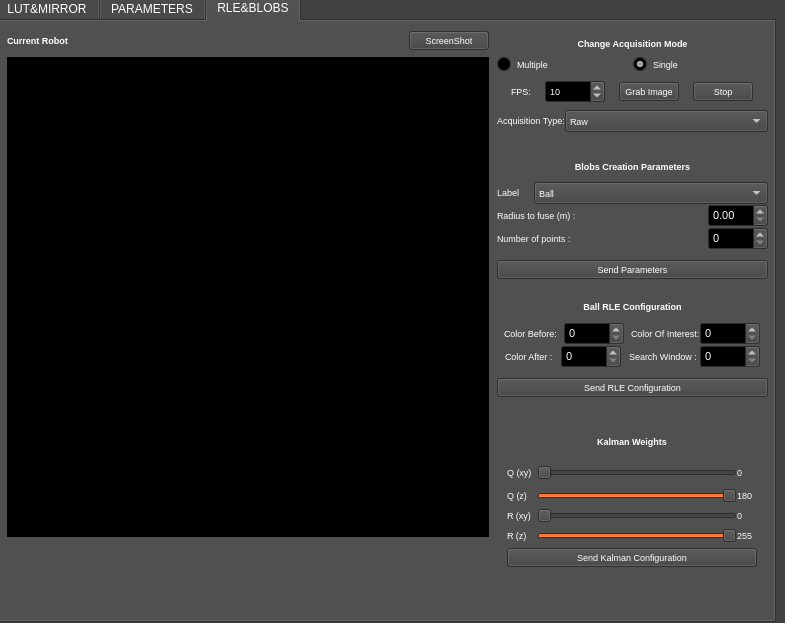
This is vision_calib/src/vision_calib.ui in minhoteam-msl/minho_team_tools as Qt 5 draws it before an edit. The edited form follows.
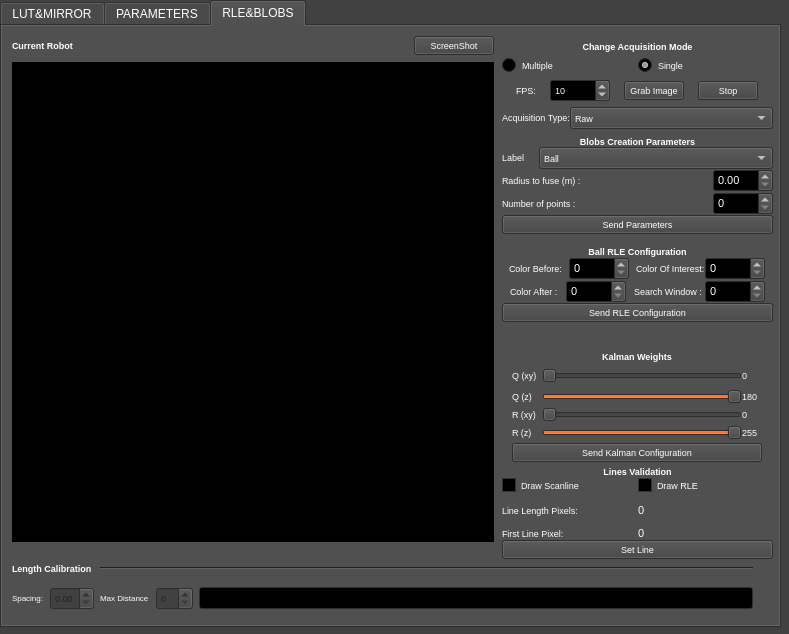
This is the edited form. The open tabs and pages were chosen to show the change.

Commit message: Fixed mini_bs crash. Added mask creation system in vision calib

```diff
--- a/vision_calib/src/vision_calib.ui
+++ b/vision_calib/src/vision_calib.ui
@@ -6,8 +6,8 @@
    <rect>
     <x>0</x>
     <y>0</y>
-    <width>785</width>
-    <height>623</height>
+    <width>789</width>
+    <height>634</height>
    </rect>
   </property>
   <property name="minimumSize">
@@ -480,8 +480,8 @@
     </property>
     <property name="geometry">
      <rect>
-      <x>-5</x>
-      <y>-5</y>
+      <x>0</x>
+      <y>0</y>
       <width>781</width>
       <height>628</height>
      </rect>
@@ -3342,7 +3342,7 @@
         <x>500</x>
         <y>10</y>
         <width>271</width>
-        <height>111</height>
+        <height>101</height>
        </rect>
       </property>
       <layout class="QGridLayout" name="gridLayout_14">
@@ -3593,9 +3593,9 @@
       <property name="geometry">
        <rect>
         <x>500</x>
-        <y>140</y>
+        <y>110</y>
         <width>271</width>
-        <height>134</height>
+        <height>111</height>
        </rect>
       </property>
       <layout class="QGridLayout" name="gridLayout_15">
@@ -3605,22 +3605,6 @@
        <property name="verticalSpacing">
         <number>0</number>
        </property>
-       <item row="1" column="0">
-        <spacer name="verticalSpacer_12">
-         <property name="orientation">
-          <enum>Qt::Vertical</enum>
-         </property>
-         <property name="sizeType">
-          <enum>QSizePolicy::Fixed</enum>
-         </property>
-         <property name="sizeHint" stdset="0">
-          <size>
-           <width>20</width>
-           <height>10</height>
-          </size>
-         </property>
-        </spacer>
-       </item>
        <item row="0" column="0">
         <widget class="QLabel" name="label_51">
          <property name="sizePolicy">
@@ -3644,7 +3628,7 @@
          </property>
         </widget>
        </item>
-       <item row="2" column="0">
+       <item row="1" column="0">
         <layout class="QHBoxLayout" name="horizontalLayout_34">
          <property name="spacing">
           <number>15</number>
@@ -3701,7 +3685,7 @@
          </item>
         </layout>
        </item>
-       <item row="6" column="0">
+       <item row="4" column="0">
         <widget class="QPushButton" name="bt_worldpar">
          <property name="sizePolicy">
           <sizepolicy hsizetype="Minimum" vsizetype="Fixed">
@@ -3721,23 +3705,7 @@
          </property>
         </widget>
        </item>
-       <item row="5" column="0">
-        <spacer name="verticalSpacer_10">
-         <property name="orientation">
-          <enum>Qt::Vertical</enum>
-         </property>
-         <property name="sizeType">
-          <enum>QSizePolicy::Fixed</enum>
-         </property>
-         <property name="sizeHint" stdset="0">
-          <size>
-           <width>20</width>
-           <height>10</height>
-          </size>
-         </property>
-        </spacer>
-       </item>
-       <item row="3" column="0">
+       <item row="2" column="0">
         <layout class="QHBoxLayout" name="horizontalLayout_33">
          <property name="sizeConstraint">
           <enum>QLayout::SetDefaultConstraint</enum>
@@ -3787,7 +3755,7 @@
          </item>
         </layout>
        </item>
-       <item row="4" column="0">
+       <item row="3" column="0">
         <layout class="QHBoxLayout" name="horizontalLayout_35">
          <property name="sizeConstraint">
           <enum>QLayout::SetDefaultConstraint</enum>
@@ -3835,9 +3803,9 @@
       <property name="geometry">
        <rect>
         <x>500</x>
-        <y>280</y>
+        <y>220</y>
         <width>271</width>
-        <height>131</height>
+        <height>101</height>
        </rect>
       </property>
       <layout class="QGridLayout" name="gridLayout_16">
@@ -3847,7 +3815,7 @@
        <property name="verticalSpacing">
         <number>0</number>
        </property>
-       <item row="6" column="0">
+       <item row="4" column="0">
         <widget class="QPushButton" name="bt_RLE">
          <property name="font">
           <font>
@@ -3861,7 +3829,7 @@
          </property>
         </widget>
        </item>
-       <item row="4" column="0">
+       <item row="3" column="0">
         <layout class="QHBoxLayout" name="horizontalLayout_40">
          <property name="sizeConstraint">
           <enum>QLayout::SetDefaultConstraint</enum>
@@ -3967,23 +3935,7 @@
          </item>
         </layout>
        </item>
-       <item row="5" column="0">
-        <spacer name="verticalSpacer_3">
-         <property name="orientation">
-          <enum>Qt::Vertical</enum>
-         </property>
-         <property name="sizeType">
-          <enum>QSizePolicy::Fixed</enum>
-         </property>
-         <property name="sizeHint" stdset="0">
-          <size>
-           <width>20</width>
-           <height>10</height>
-          </size>
-         </property>
-        </spacer>
-       </item>
-       <item row="2" column="0">
+       <item row="1" column="0">
         <layout class="QHBoxLayout" name="horizontalLayout_38">
          <property name="sizeConstraint">
           <enum>QLayout::SetDefaultConstraint</enum>
@@ -4112,38 +4064,22 @@
          </property>
         </widget>
        </item>
-       <item row="1" column="0">
-        <spacer name="verticalSpacer_11">
-         <property name="orientation">
-          <enum>Qt::Vertical</enum>
-         </property>
-         <property name="sizeType">
-          <enum>QSizePolicy::Fixed</enum>
-         </property>
-         <property name="sizeHint" stdset="0">
-          <size>
-           <width>20</width>
-           <height>10</height>
-          </size>
-         </property>
-        </spacer>
-       </item>
       </layout>
      </widget>
      <widget class="QWidget" name="layoutWidget_5">
       <property name="geometry">
        <rect>
         <x>500</x>
-        <y>410</y>
+        <y>322</y>
         <width>271</width>
-        <height>147</height>
+        <height>121</height>
        </rect>
       </property>
       <layout class="QGridLayout" name="gridLayout_9">
        <property name="verticalSpacing">
         <number>0</number>
        </property>
-       <item row="6" column="0">
+       <item row="5" column="0">
         <widget class="QPushButton" name="bt_kalman">
          <property name="font">
           <font>
@@ -4180,7 +4116,7 @@
          </property>
         </widget>
        </item>
-       <item row="4" column="0">
+       <item row="3" column="0">
         <layout class="QHBoxLayout" name="horizontalLayout_43">
          <item>
           <widget class="QLabel" name="label_64">
@@ -4264,7 +4200,7 @@
          </item>
         </layout>
        </item>
-       <item row="2" column="0">
+       <item row="1" column="0">
         <layout class="QHBoxLayout" name="horizontalLayout_44">
          <item>
           <widget class="QLabel" name="label_65">
@@ -4374,7 +4310,7 @@
          </item>
         </layout>
        </item>
-       <item row="5" column="0">
+       <item row="4" column="0">
         <layout class="QHBoxLayout" name="horizontalLayout_46">
          <item>
           <widget class="QLabel" name="label_68">
@@ -4461,7 +4397,7 @@
          </item>
         </layout>
        </item>
-       <item row="3" column="0">
+       <item row="2" column="0">
         <layout class="QHBoxLayout" name="horizontalLayout_47">
          <item>
           <widget class="QLabel" name="label_69">
@@ -4548,9 +4484,183 @@
          </item>
         </layout>
        </item>
+      </layout>
+     </widget>
+     <widget class="QWidget" name="layoutWidget_10">
+      <property name="geometry">
+       <rect>
+        <x>10</x>
+        <y>530</y>
+        <width>751</width>
+        <height>61</height>
+       </rect>
+      </property>
+      <layout class="QGridLayout" name="gridLayout_23">
        <item row="1" column="0">
-        <spacer name="verticalSpacer_14">
+        <layout class="QHBoxLayout" name="horizontalLayout_54">
+         <property name="spacing">
+          <number>6</number>
+         </property>
+         <property name="sizeConstraint">
+          <enum>QLayout::SetDefaultConstraint</enum>
+         </property>
+         <property name="leftMargin">
+          <number>0</number>
+         </property>
+         <item>
+          <widget class="QLabel" name="label_77">
+           <property name="sizePolicy">
+            <sizepolicy hsizetype="Maximum" vsizetype="Maximum">
+             <horstretch>0</horstretch>
+             <verstretch>0</verstretch>
+            </sizepolicy>
+           </property>
+           <property name="font">
+            <font>
+             <pointsize>6</pointsize>
+             <weight>50</weight>
+             <bold>false</bold>
+            </font>
+           </property>
+           <property name="text">
+            <string>&lt;html&gt;&lt;head/&gt;&lt;body&gt;&lt;p&gt;Spacing:&lt;/p&gt;&lt;/body&gt;&lt;/html&gt;</string>
+           </property>
+          </widget>
+         </item>
+         <item>
+          <widget class="QDoubleSpinBox" name="spin_step_2">
+           <property name="enabled">
+            <bool>false</bool>
+           </property>
+           <property name="font">
+            <font>
+             <pointsize>7</pointsize>
+             <weight>50</weight>
+             <bold>false</bold>
+            </font>
+           </property>
+           <property name="maximum">
+            <double>2.000000000000000</double>
+           </property>
+           <property name="singleStep">
+            <double>0.010000000000000</double>
+           </property>
+          </widget>
+         </item>
+        </layout>
+       </item>
+       <item row="0" column="0">
+        <widget class="QLabel" name="label_78">
+         <property name="sizePolicy">
+          <sizepolicy hsizetype="Maximum" vsizetype="Maximum">
+           <horstretch>0</horstretch>
+           <verstretch>0</verstretch>
+          </sizepolicy>
+         </property>
+         <property name="font">
+          <font>
+           <pointsize>7</pointsize>
+           <weight>50</weight>
+           <bold>false</bold>
+          </font>
+         </property>
+         <property name="text">
+          <string>&lt;html&gt;&lt;head/&gt;&lt;body&gt;&lt;p&gt;&lt;span style=&quot; font-weight:600;&quot;&gt;Length Calibration&lt;/span&gt;&lt;/p&gt;&lt;/body&gt;&lt;/html&gt;</string>
+         </property>
+        </widget>
+       </item>
+       <item row="1" column="1">
+        <layout class="QHBoxLayout" name="horizontalLayout_55">
+         <item>
+          <widget class="QLabel" name="label_79">
+           <property name="sizePolicy">
+            <sizepolicy hsizetype="Maximum" vsizetype="Maximum">
+             <horstretch>0</horstretch>
+             <verstretch>0</verstretch>
+            </sizepolicy>
+           </property>
+           <property name="font">
+            <font>
+             <pointsize>6</pointsize>
+             <weight>50</weight>
+             <bold>false</bold>
+            </font>
+           </property>
+           <property name="text">
+            <string>&lt;html&gt;&lt;head/&gt;&lt;body&gt;&lt;p&gt;Max Distance&lt;/p&gt;&lt;/body&gt;&lt;/html&gt;</string>
+           </property>
+          </widget>
+         </item>
+         <item>
+          <widget class="QSpinBox" name="spin_maxdist_2">
+           <property name="enabled">
+            <bool>false</bool>
+           </property>
+           <property name="font">
+            <font>
+             <pointsize>7</pointsize>
+             <weight>50</weight>
+             <bold>false</bold>
+            </font>
+           </property>
+           <property name="maximum">
+            <number>10</number>
+           </property>
+          </widget>
+         </item>
+         <item>
+          <widget class="QLineEdit" name="line_pixleng">
+           <property name="clearButtonEnabled">
+            <bool>false</bool>
+           </property>
+          </widget>
+         </item>
+        </layout>
+       </item>
+       <item row="0" column="1">
+        <widget class="Line" name="line_6">
          <property name="orientation">
+          <enum>Qt::Horizontal</enum>
+         </property>
+        </widget>
+       </item>
+       <item row="1" column="2">
+        <spacer name="horizontalSpacer_4">
+         <property name="orientation">
+          <enum>Qt::Horizontal</enum>
+         </property>
+         <property name="sizeType">
+          <enum>QSizePolicy::Preferred</enum>
+         </property>
+         <property name="sizeHint" stdset="0">
+          <size>
+           <width>10</width>
+           <height>20</height>
+          </size>
+         </property>
+        </spacer>
+       </item>
+      </layout>
+     </widget>
+     <widget class="QWidget" name="layoutWidget_11">
+      <property name="geometry">
+       <rect>
+        <x>500</x>
+        <y>440</y>
+        <width>271</width>
+        <height>110</height>
+       </rect>
+      </property>
+      <layout class="QGridLayout" name="gridLayout_24">
+       <property name="sizeConstraint">
+        <enum>QLayout::SetMaximumSize</enum>
+       </property>
+       <property name="verticalSpacing">
+        <number>0</number>
+       </property>
+       <item row="6" column="0">
+        <spacer name="verticalSpacer_10">
+         <property name="orientation">
           <enum>Qt::Vertical</enum>
          </property>
          <property name="sizeType">
@@ -4564,6 +4674,203 @@
          </property>
         </spacer>
        </item>
+       <item row="8" column="0">
+        <spacer name="verticalSpacer_11">
+         <property name="orientation">
+          <enum>Qt::Vertical</enum>
+         </property>
+         <property name="sizeType">
+          <enum>QSizePolicy::Fixed</enum>
+         </property>
+         <property name="sizeHint" stdset="0">
+          <size>
+           <width>20</width>
+           <height>10</height>
+          </size>
+         </property>
+        </spacer>
+       </item>
+       <item row="10" column="0">
+        <widget class="QPushButton" name="bt_setlength">
+         <property name="sizePolicy">
+          <sizepolicy hsizetype="Minimum" vsizetype="Fixed">
+           <horstretch>0</horstretch>
+           <verstretch>0</verstretch>
+          </sizepolicy>
+         </property>
+         <property name="font">
+          <font>
+           <pointsize>7</pointsize>
+           <weight>50</weight>
+           <bold>false</bold>
+          </font>
+         </property>
+         <property name="text">
+          <string>Set Line</string>
+         </property>
+        </widget>
+       </item>
+       <item row="0" column="0">
+        <widget class="QLabel" name="label_80">
+         <property name="sizePolicy">
+          <sizepolicy hsizetype="Expanding" vsizetype="Fixed">
+           <horstretch>0</horstretch>
+           <verstretch>0</verstretch>
+          </sizepolicy>
+         </property>
+         <property name="font">
+          <font>
+           <pointsize>9</pointsize>
+           <weight>50</weight>
+           <bold>false</bold>
+          </font>
+         </property>
+         <property name="text">
+          <string>&lt;html&gt;&lt;head/&gt;&lt;body&gt;&lt;p&gt;&lt;span style=&quot; font-size:7pt; font-weight:600;&quot;&gt;Lines Validation&lt;/span&gt;&lt;/p&gt;&lt;/body&gt;&lt;/html&gt;</string>
+         </property>
+         <property name="alignment">
+          <set>Qt::AlignCenter</set>
+         </property>
+        </widget>
+       </item>
+       <item row="2" column="0">
+        <layout class="QHBoxLayout" name="horizontalLayout_56">
+         <item>
+          <widget class="QCheckBox" name="check_draw_2">
+           <property name="sizePolicy">
+            <sizepolicy hsizetype="Preferred" vsizetype="Fixed">
+             <horstretch>0</horstretch>
+             <verstretch>0</verstretch>
+            </sizepolicy>
+           </property>
+           <property name="font">
+            <font>
+             <pointsize>7</pointsize>
+             <weight>50</weight>
+             <bold>false</bold>
+            </font>
+           </property>
+           <property name="text">
+            <string>Draw Scanline</string>
+           </property>
+          </widget>
+         </item>
+         <item>
+          <widget class="QCheckBox" name="check_draw_3">
+           <property name="sizePolicy">
+            <sizepolicy hsizetype="Preferred" vsizetype="Fixed">
+             <horstretch>0</horstretch>
+             <verstretch>0</verstretch>
+            </sizepolicy>
+           </property>
+           <property name="font">
+            <font>
+             <pointsize>7</pointsize>
+             <weight>50</weight>
+             <bold>false</bold>
+            </font>
+           </property>
+           <property name="text">
+            <string>Draw RLE</string>
+           </property>
+          </widget>
+         </item>
+        </layout>
+       </item>
+       <item row="7" column="0">
+        <layout class="QHBoxLayout" name="horizontalLayout_57">
+         <property name="sizeConstraint">
+          <enum>QLayout::SetDefaultConstraint</enum>
+         </property>
+         <item>
+          <widget class="QLabel" name="label_81">
+           <property name="sizePolicy">
+            <sizepolicy hsizetype="Minimum" vsizetype="Fixed">
+             <horstretch>0</horstretch>
+             <verstretch>0</verstretch>
+            </sizepolicy>
+           </property>
+           <property name="font">
+            <font>
+             <pointsize>7</pointsize>
+             <weight>50</weight>
+             <bold>false</bold>
+            </font>
+           </property>
+           <property name="text">
+            <string>&lt;html&gt;&lt;head/&gt;&lt;body&gt;&lt;p&gt;Line Length Pixels:&lt;/p&gt;&lt;/body&gt;&lt;/html&gt;</string>
+           </property>
+          </widget>
+         </item>
+         <item>
+          <widget class="QLabel" name="pixel_num_lb">
+           <property name="sizePolicy">
+            <sizepolicy hsizetype="Minimum" vsizetype="Fixed">
+             <horstretch>0</horstretch>
+             <verstretch>0</verstretch>
+            </sizepolicy>
+           </property>
+           <property name="font">
+            <font>
+             <pointsize>8</pointsize>
+             <weight>50</weight>
+             <bold>false</bold>
+            </font>
+           </property>
+           <property name="text">
+            <string>&lt;html&gt;&lt;head/&gt;&lt;body&gt;&lt;p&gt;0&lt;/p&gt;&lt;/body&gt;&lt;/html&gt;</string>
+           </property>
+          </widget>
+         </item>
+        </layout>
+       </item>
+       <item row="9" column="0">
+        <layout class="QHBoxLayout" name="horizontalLayout_58">
+         <property name="sizeConstraint">
+          <enum>QLayout::SetDefaultConstraint</enum>
+         </property>
+         <item>
+          <widget class="QLabel" name="label_82">
+           <property name="sizePolicy">
+            <sizepolicy hsizetype="Minimum" vsizetype="Fixed">
+             <horstretch>0</horstretch>
+             <verstretch>0</verstretch>
+            </sizepolicy>
+           </property>
+           <property name="font">
+            <font>
+             <pointsize>7</pointsize>
+             <weight>50</weight>
+             <bold>false</bold>
+            </font>
+           </property>
+           <property name="text">
+            <string>&lt;html&gt;&lt;head/&gt;&lt;body&gt;&lt;p&gt;First Line Pixel:&lt;/p&gt;&lt;/body&gt;&lt;/html&gt;</string>
+           </property>
+          </widget>
+         </item>
+         <item>
+          <widget class="QLabel" name="pixel_num_lb_2">
+           <property name="sizePolicy">
+            <sizepolicy hsizetype="Minimum" vsizetype="Fixed">
+             <horstretch>0</horstretch>
+             <verstretch>0</verstretch>
+            </sizepolicy>
+           </property>
+           <property name="font">
+            <font>
+             <pointsize>8</pointsize>
+             <weight>50</weight>
+             <bold>false</bold>
+            </font>
+           </property>
+           <property name="text">
+            <string>&lt;html&gt;&lt;head/&gt;&lt;body&gt;&lt;p&gt;0&lt;/p&gt;&lt;/body&gt;&lt;/html&gt;</string>
+           </property>
+          </widget>
+         </item>
+        </layout>
+       </item>
       </layout>
      </widget>
     </widget>
```
Left out of the diff: 11 changed lines with no effect on the pictures. The commit also changes 7 other files.
